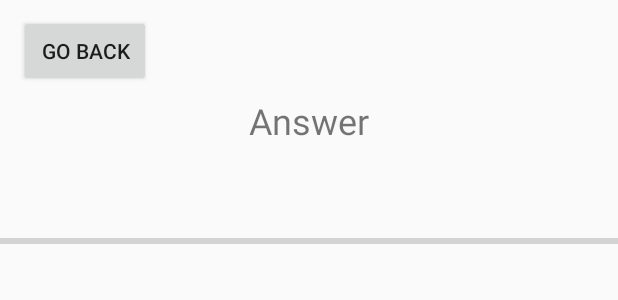
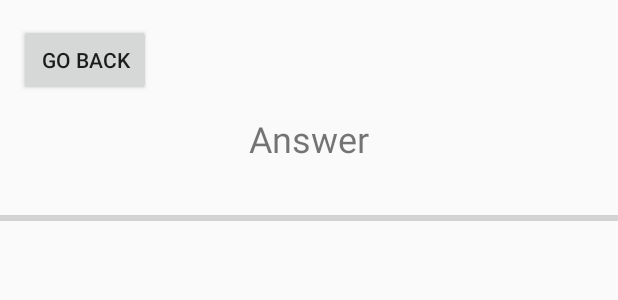
Before and after one commit to Arie-cyber/CS-DP2, an Android app: the layout activity_answers_3.xml on its own in the app's theme, with its tools: preview values and no code run, on a phone screen of 412 x 824 dp. Shown: the top 300 px of the screen. Run offline under Robolectric (Android 15) with nearby library versions, the phone set to English and light mode, and no system bars.

```diff
--- a/app/src/main/java/com/example/cs_ia_0512/Requested_Answers_list.java
+++ b/app/src/main/java/com/example/cs_ia_0512/Requested_Answers_list.java
@@ -53,7 +53,8 @@ import java.util.ArrayList;
             @Override
             public void onItemClick(AdapterView<?> adapterView, View view, int i, long l) {
                 Chosen_Answer = (String) list.getItemAtPosition(i).toString();
-                Intent intent = new Intent(Requested_Answers_list.this, ChoosingAction.class);
+                Intent intent = new Intent(Requested_Answers_list.this, Answers_3.class);
+                intent.putExtra("Chosen_Answer", Chosen_Answer);
                 startActivity(intent);
 
             }
@@ -71,7 +72,8 @@ import java.util.ArrayList;
          try {
              stmt = conn.createStatement();
              System.out.println("created statement");
-             rs = stmt.executeQuery("SELECT * FROM ANSWERS WHERE BOOK_ID LIKE '"+ book_id +"' AND PAGE_NUM LIKE'"+ page_number +"' AND QUESTION_NUM LIKE'"+ question_number +"'");
+             rs = stmt.executeQuery("SELECT * FROM ANSWERS WHERE BOOK_ID LIKE '"+ book_id +"' and PAGE_NUM LIKE '"+ page_number +"' and QUESTION_NUM LIKE'"+ question_number +"'");
+             System.out.println("________________________________________________________________________________-selected");
              while ( rs.next() ) {
                  String strRs = rs.getString("ANSWER_NAME");
                  adapter.add(strRs);
--- a/app/src/main/res/layout/activity_answers_3.xml
+++ b/app/src/main/res/layout/activity_answers_3.xml
@@ -6,38 +6,51 @@
     android:layout_height="match_parent"
     tools:context=".Answers_3">
 
+
+    <!--    <ImageView-->
+<!--        android:id="@+id/imageView111"-->
+<!--        android:layout_width="459dp"-->
+<!--        android:layout_height="578dp"-->
+<!--        android:layout_above="@+id/progress_bar"-->
+<!--        android:layout_below="@+id/txtChosenAnswer"-->
+<!--        android:layout_marginTop="40dp"-->
+<!--        android:layout_marginBottom="17dp"-->
+<!--        app:layout_constraintBottom_toBottomOf="parent"-->
+<!--        app:layout_constraintEnd_toEndOf="parent"-->
+<!--        app:layout_constraintStart_toStartOf="parent"-->
+<!--        app:layout_constraintTop_toBottomOf="@+id/txtChosenAnswer"-->
+<!--        app:layout_constraintVertical_bias="1.0" />-->
+
     <TextView
         android:id="@+id/txtChosenAnswer"
         android:layout_width="fill_parent"
         android:layout_height="wrap_content"
+        android:layout_marginStart="16dp"
+        android:layout_marginTop="76dp"
+        android:layout_marginEnd="16dp"
         android:drawSelectorOnTop="false"
+        android:gravity="center"
         android:scrollbars="vertical"
-        android:layout_marginStart="16dp"
-        android:layout_marginLeft="16dp"
-        android:layout_marginTop="64dp"
-        android:layout_marginEnd="16dp"
-        android:layout_marginRight="16dp"
-        android:gravity="center"
         android:text="Answer"
         android:textSize="24sp"
         app:layout_constraintEnd_toEndOf="parent"
+        app:layout_constraintHorizontal_bias="0.0"
         app:layout_constraintStart_toStartOf="parent"
-        app:layout_constraintTop_toTopOf="parent"/>
-
+        app:layout_constraintTop_toTopOf="parent" />
 
     <ImageView
         android:id="@+id/imageView111"
-        android:layout_width="459dp"
-        android:layout_height="578dp"
-        android:layout_above="@+id/progress_bar"
-        android:layout_below="@+id/txtChosenAnswer"
-        android:layout_marginTop="40dp"
-        android:layout_marginBottom="17dp"
+        android:layout_width="387dp"
+        android:layout_height="500dp"
+        android:layout_below="@+id/progress_bar"
+        android:layout_marginStart="16dp"
+        android:layout_marginTop="32dp"
+        android:layout_marginEnd="16dp"
+        android:layout_marginBottom="87dp"
         app:layout_constraintBottom_toBottomOf="parent"
         app:layout_constraintEnd_toEndOf="parent"
         app:layout_constraintStart_toStartOf="parent"
-        app:layout_constraintTop_toBottomOf="@+id/txtChosenAnswer"
-        app:layout_constraintVertical_bias="1.0" />
+        app:layout_constraintTop_toBottomOf="@+id/progress_bar" />
 
     <ProgressBar
         android:id="@+id/progress_bar"
@@ -50,6 +63,7 @@
         android:layout_marginBottom="14dp"
         app:layout_constraintBottom_toTopOf="@+id/imageView111"
         app:layout_constraintEnd_toEndOf="parent"
+        app:layout_constraintHorizontal_bias="0.0"
         app:layout_constraintStart_toStartOf="parent"
         app:layout_constraintTop_toBottomOf="@+id/txtChosenAnswer" />
 
```
Also changed, not shown: app/src/main/java/com/example/cs_ia_0512/Answers_3.java (+113 -62 lines), app/src/main/java/com/example/cs_ia_0512/UploadAnswers.java (+41 -47 lines), app/src/main/res/layout/activity_answer_pic_.xml (+7 -9 lines).
